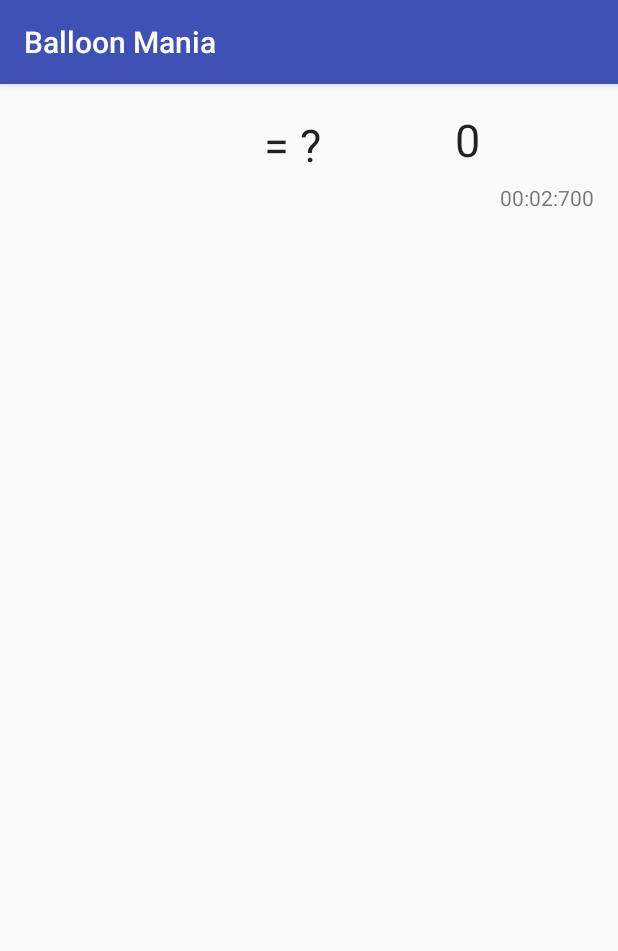
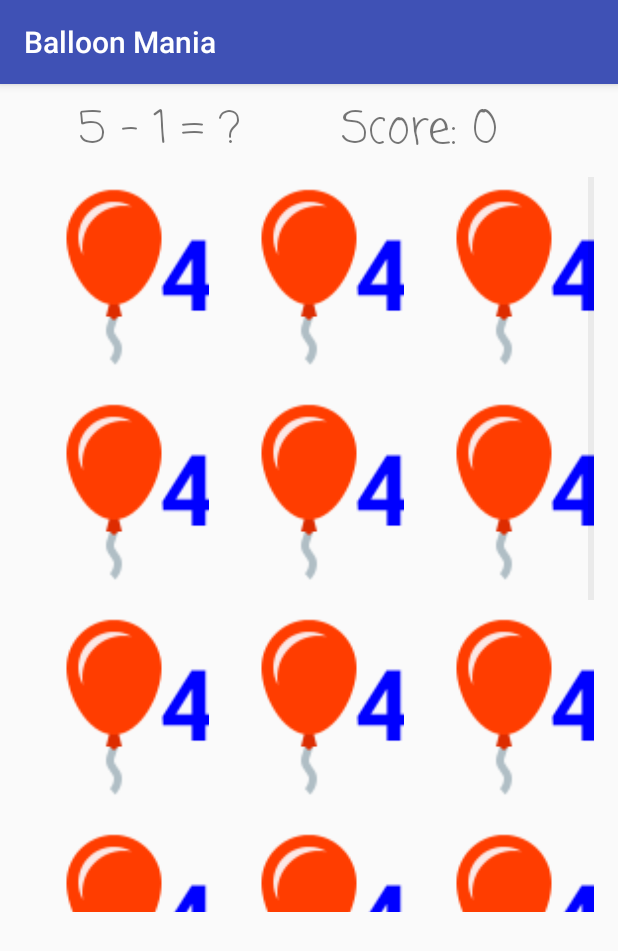
Before and after one commit to sligamer/balloonmania, an Android app: the GamePlayActivity screen opened directly, with no data from a screen before it, on a phone screen of 412 x 824 dp. Shown: the top 951 px of the screen. Run offline under Robolectric (Android 15) with nearby library versions, the light colour scheme and no system bars.

Commit message:
Fixed balloon grid item selection.  added maxquestion count criteria. multiple fixes to the gameplayactivity.

```diff
--- a/app/src/main/java/com/mathkids/sligamer/mathkids/DbContextHelperClass.kt
+++ b/app/src/main/java/com/mathkids/sligamer/mathkids/DbContextHelperClass.kt
@@ -23,7 +23,7 @@
     companion object {
 
         // DB AND TABLE
-        const val DATABASE_VERSION: Int = 7
+        const val DATABASE_VERSION: Int = 8
         const val DATABASE_NAME: String = "math_DB"
         const val DATABASE_TABLE: String = "math_Questions"
 
@@ -38,7 +38,6 @@
     }
 
     // DECLARE RANDOM QUESTION GENERATOR
-    private var level = 0
     private var answer = 0
     private var operator = 0
     private var operand1 = 0
@@ -212,8 +211,9 @@
     {
         var db =  this.readableDatabase
         var questionClassList = ArrayList<QuestionClass>()
+        val maxQuestionCount = 19
 
-        // TODO: WORK TO OPTIMIZE THIS QUERY TO GET A BETTER RANDOM QUESTION
+            // TODO: WORK TO OPTIMIZE THIS QUERY TO GET A BETTER RANDOM QUESTION
 /*        var cursor: Cursor = db.query(DATABASE_TABLE, arrayOf( KEY_QUESTION_ID, KEY_QUESTION_COEFFICIENT_ONE,
                 KEY_QUESTION_OPERATOR, KEY_QUESTION_COEFFICIENT_TW0, KEY_QUESTION_ANSWER, KEY_QUESTION_LEVEL),
                 "$KEY_QUESTION_LEVEL=?", arrayOf("$level"), "$KEY_QUESTION_LEVEL=$level",
@@ -225,8 +225,8 @@
             id > 0 -> db.rawQuery("SELECT DISTINCT * FROM $DATABASE_TABLE WHERE _id = ?",
                     arrayOf( "$id"))
             else -> {
-                db.rawQuery("SELECT DISTINCT * FROM $DATABASE_TABLE WHERE level = ? ORDER BY RANDOM() LIMIT 19",
-                        arrayOf("$level"))
+                db.rawQuery("SELECT DISTINCT * FROM $DATABASE_TABLE WHERE level = ? ORDER BY RANDOM() LIMIT ?",
+                        arrayOf("$level", "$maxQuestionCount"))
             }
         }
 
--- a/app/src/main/java/com/mathkids/sligamer/mathkids/GamePlayActivity.kt
+++ b/app/src/main/java/com/mathkids/sligamer/mathkids/GamePlayActivity.kt
@@ -1,13 +1,16 @@
 package com.mathkids.sligamer.mathkids
 
 
+import android.os.AsyncTask.execute
 import android.os.Bundle
 import android.support.v7.app.AppCompatActivity
 import java.lang.Integer.parseInt
 import android.os.Handler
 import android.os.SystemClock
+import android.support.v7.app.AlertDialog
 import android.widget.*
 import android.widget.AdapterView.OnItemClickListener
+import java.util.*
 
 /**
  * Created by Justin Freres on 4/10/2018.
@@ -37,6 +40,8 @@
     // WATCH TIME CLASS
     private lateinit var watchTime: GameWatch
 
+    private val gameOptions = arrayOf("Instructions", "Start Game")
+
     override fun onCreate(savedInstanceState: Bundle?) {
 
         super.onCreate(savedInstanceState)
@@ -59,7 +64,7 @@
                     passedLevel >= 0 ->
                         level = passedLevel
                 }
-                questionID = getQuestion(passedLevel.toString())
+                //questionID = getQuestion(passedLevel.toString())
             }
         }
 
@@ -75,29 +80,26 @@
 
         // TASK: 6 START THE TIMER
         // TODO: change the timer to seconds add thread to stop game if level time reached
+        //startTimer()
+        val builder = AlertDialog.Builder(this)
+        builder.setTitle("Timer Begins").setSingleChoiceItems(
+                gameOptions,
+                0
+        ) { dialog, which ->
             startTimer()
+            dialog.dismiss()
         }
 
-
-    private fun getQuestion(level: String) : Int {
-        // create the database for storing questions
-        db = DbContextHelperClass(this)
-        var q = db.getQuestion(0,level)
-        question.text = q!!.questionProblem
-        return q.questionID
+        // TASK 3: SHOW THE DIALOG
+        val ad = builder.create()
+        ad.show()
     }
 
-    private fun getQuestion(id: Int, level: String) : QuestionClass {
-        // create the database for storing questions
-        db = DbContextHelperClass(this)
-        var q = db.getQuestion(id,level)
-        return q!!
-    }
 
     // METHOD FOR SETTINGS DEFAULTS
     private fun setupGameDefaults() {
         // set score to 0
-        scoreTxt.text = "0"
+        scoreTxt.text = """Score: ${0}"""
         // set the answer to default
         answerTxt.text = "= ?"
     }
@@ -110,63 +112,33 @@
 
     // METHOD TO DISPLAY BALLOON GRID IN ANOTHER THREAD
     private fun displayBalloons() {
-        mHandler.postDelayed(displayBalloonsRunnable,  10)
+        mHandler.postDelayed(displayBalloonsRunnable,  0)
     }
 
     // METHOD START THE TIMER
     private fun startTimer()
     {
         // TASK 2: SET THE START TIME AND CALL THE CUSTOM HANDLER
-        watchTime.setStartTime(SystemClock.uptimeMillis())
-        mHandler.postDelayed(updateTimerRunnable,  20)
+        watchTime.setStartTime(SystemClock.elapsedRealtime())
+        mHandler.postDelayed(updateTimerRunnable,  0)
 
-    }
-
-    private fun stopTimer()
-    {
-        // TASK 1: DISABLE THE START BUTTON
-        // AND ENABLE STOP BUTTON
-
-        // TASK 2: UPDATE THE STORED TIME VALUE
-        watchTime.addStoredTime(timeInMilliseconds)
-
-        // TASK 3: HANDLER CLEARS THE MESSAGE QUEUE
-        mHandler.removeCallbacks(updateTimerRunnable)
-    }
-
-    private fun resetTimer(){
-        // TASK 1: RESET THE WATCHTIME
-        watchTime.resetWatchTime()
-
-        // TASK 2: RESET VARIABLES TO 0
-        timeInMilliseconds = 0L
-        var minutes = 0
-        var seconds= 0
-        var milliseconds = 0
-
-        // TASK 3: DISPLAY THE TIME IN THE TIMERVIEW
-        timeDisplay.text = String.format("%02d", minutes) + ":" +
-                String.format("%02d", seconds) + ":" +
-                String.format("%02d", milliseconds)
     }
 
     // THREAD HANDLER FOR UPDATING TIMER
     private val updateTimerRunnable: Runnable = object: Runnable {
         override fun run() {
+
             // TASK 1: COMPUTE THE TIME DIFFERENCE
             timeInMilliseconds = (SystemClock.uptimeMillis() - watchTime.getStartTime())
             watchTime.setTimeUpdate(watchTime.getStoredTime() + timeInMilliseconds)
             var time = (watchTime.getTimeUpdate() / 1000)
 
-            // TASK 2: COMPUTE MINUTES, SECONDS, AND MILLISECONDS
-            var minutes = (time / 60)
+            // TASK 2: COMPUTE SECONDS
             var seconds = (time % 60)
             var milliseconds = (watchTime.getTimeUpdate() % 1000)
 
             // TASK 3: DISPLAY THE TIME IN THE TIMERVIEW
-            timeDisplay.text = String.format("%02d", minutes) + ":" +
-                    String.format("%02d", seconds) + ":" +
-                    String.format("%02d", milliseconds)
+            timeDisplay.text = String.format("%02d", seconds)
 
             // TASK 4: SPECIFY NO TIME LAPSE BETWEEN POSTING
             mHandler.postDelayed(this, 5)
@@ -180,13 +152,17 @@
 
 
     // THREAD HANDLER FOR UPDATING BALLOON GRIDVIEW
-    private val displayBalloonsRunnable: Runnable = Runnable {
+    private val displayBalloonsRunnable: Runnable = object: Runnable {
+        override fun run() {
 
             // TASK 1: Display balloons grid
             gridView = findViewById(R.id.gridview)
-        // GET QUESTIONs        var db = DbContextHelperClass(this)
-
+            db = DbContextHelperClass(applicationContext)
             var questions: ArrayList<QuestionClass>? = db.getQuestions(0, level.toString())
+            var random = Random()
+            var randomQuestion = random.nextInt(questions!!.count())
+            question.text = questions!![randomQuestion].questionProblem
+            answer = questions!![randomQuestion].questionAnswer.toInt()
 
             var madapter = ImageAdapter(applicationContext, questions)
             gridView.adapter = madapter
@@ -195,14 +171,12 @@
             gridView.onItemClickListener = OnItemClickListener { parent, view, position, id ->
 
                 // TODO: add a fragment or intent here to execute this logic in thread handler
-            view.tag = "$position" // get the question
-           //view.tag = getQuestion(questionID, level.toString()).questionAnswer
-
-            Toast.makeText(applicationContext, view.tag as String, Toast.LENGTH_SHORT).show()
+                // view tag Holds the answer to the question
+                view.tag = view.tag
 
                 // tag will be assigned to all the balloon images this will be the answer
                 val enteredNum = parseInt(view!!.tag.toString())
-            answer = getQuestion(questionID, level.toString()).questionAnswer.toInt()
+
                 if (answerTxt.text.toString().endsWith("?")) {
                     answerTxt.text = """= $enteredNum"""
                     val answerContent = answerTxt.text.toString()
@@ -212,18 +186,17 @@
                         if (enteredAnswer == answer) {
                             //correct
                             scoreTxt.text = """Score: ${exScore + 1}"""
+
+                            // set the answer to default
+                            answerTxt.text = "= ?"
                             //TODO: Touch event gesture class to do animations
 
-                        // next question
-                        var db = DbContextHelperClass(applicationContext)
-                        db.getQuestion(0 , level.toString())
-
                             // restart thread
-                        displayBalloons()
+                            mHandler.postDelayed(this,  0)
                         } else {
                             //incorrect
                             answerTxt.text = "= ?"
-                        var currentImage = madapter.getView( position, view, parent) as ImageView
+                            var currentImage = madapter.getView(position, view, parent) as ImageView
                             //TODO: Touch event gesture class to do animations
                             currentImage.setImageResource(R.mipmap.response_balloon)
 
@@ -235,3 +208,4 @@
             }
         }
     }
+}
--- a/app/src/main/java/com/mathkids/sligamer/mathkids/ImageAdapter.kt
+++ b/app/src/main/java/com/mathkids/sligamer/mathkids/ImageAdapter.kt
@@ -22,17 +22,6 @@
 class ImageAdapter(private val mContext: Context, private var questions: ArrayList<QuestionClass>?) : BaseAdapter() {
 
     // ARRAY OF BALLOON IMAGES
-    private val mThumbIds = arrayOf(
-            R.mipmap.balloon, R.mipmap.balloon,
-            R.mipmap.balloon, R.mipmap.balloon,
-            R.mipmap.balloon, R.mipmap.balloon,
-            R.mipmap.balloon, R.mipmap.balloon,
-            R.mipmap.balloon, R.mipmap.balloon,
-            R.mipmap.balloon, R.mipmap.balloon,
-            R.mipmap.balloon, R.mipmap.balloon,
-            R.mipmap.balloon, R.mipmap.balloon,
-            R.mipmap.balloon, R.mipmap.balloon)
-
 
     override fun getCount(): Int = questions!!.size
 
@@ -49,7 +38,8 @@
         if (convertView == null) {
             // if it's not recycled, initialize some attributes
             imageView = ImageView(mContext)
-            imageView.id = questions!![position].questionAnswer.toInt()
+            imageView.id = questions!![position].questionID
+            imageView.tag = questions!![position].questionAnswer
             imageView.layoutParams = ViewGroup.LayoutParams(200, 200)
             imageView.scaleType = ImageView.ScaleType.CENTER_CROP
             imageView.setPadding(5, 5, 5, 5)
--- a/app/src/main/java/com/mathkids/sligamer/mathkids/MainActivity.kt
+++ b/app/src/main/java/com/mathkids/sligamer/mathkids/MainActivity.kt
@@ -29,6 +29,9 @@
         startGameBtn.setOnClickListener(this)
 
         // TASK 2: SETUP THE QUESTIONS DATABASE
+        //TODO: do we add settings to check if database of questions does not exist.
+        // Allow for a settings screen to create db and new randomized questions
+
         db = DbContextHelperClass(this)
         db.writableDatabase
 }
--- a/app/src/main/res/layout/playgame_layout.xml
+++ b/app/src/main/res/layout/playgame_layout.xml
@@ -7,49 +7,47 @@
 
     <TextView
             android:layout_width="wrap_content"
-            android:layout_height="0dp" android:id="@+id/question"
-            app:layout_constraintStart_toStartOf="parent" android:layout_marginStart="8dp"
-            app:layout_constraintTop_toTopOf="parent" android:layout_marginTop="20dp"
-            app:layout_constraintEnd_toStartOf="@+id/answer" android:layout_marginEnd="8dp"
-            android:textAppearance="?android:attr/textAppearanceLarge" android:textSize="30sp"/>
+            android:layout_height="wrap_content" android:id="@+id/question"
+            app:layout_constraintTop_toTopOf="parent" android:layout_marginTop="8dp"
+            app:layout_constraintStart_toStartOf="parent" android:layout_marginStart="50dp"
+            app:layout_constraintEnd_toStartOf="@+id/answer" android:textSize="30sp"
+            android:fontFamily="casual" android:layout_marginEnd="5dp"/>
     <TextView
             android:layout_width="wrap_content"
-            android:layout_height="0dp" android:id="@+id/answer"
-            android:layout_marginTop="20dp"
-            app:layout_constraintTop_toTopOf="parent" app:layout_constraintEnd_toStartOf="@+id/score"
-            android:layout_marginEnd="8dp" app:layout_constraintStart_toEndOf="@+id/question"
-            android:layout_marginStart="8dp" app:layout_constraintHorizontal_bias="0.348"
-            android:textAppearance="?android:attr/textAppearanceLarge" android:textSize="30sp"/>
+            android:layout_height="wrap_content" android:id="@+id/answer"
+            android:layout_marginTop="8dp"
+            app:layout_constraintTop_toTopOf="parent"
+            app:layout_constraintStart_toEndOf="@+id/question"
+            app:layout_constraintEnd_toStartOf="@+id/score" android:layout_marginEnd="31dp" android:textSize="30sp"
+            android:fontFamily="casual"/>
     <TextView
             android:layout_width="wrap_content"
             android:layout_height="wrap_content" android:id="@+id/score"
-            app:layout_constraintEnd_toEndOf="parent"
-            android:layout_marginEnd="16dp"
-            app:layout_constraintStart_toEndOf="@+id/answer"
-            android:layout_marginStart="6dp"
-            app:layout_constraintTop_toTopOf="parent" android:layout_marginTop="16dp"
-            android:textAppearance="?android:attr/textAppearanceLarge" android:layout_marginBottom="8dp"
-            app:layout_constraintBottom_toTopOf="@+id/timerView" android:textSize="30sp"/>
-
-
+            app:layout_constraintTop_toTopOf="parent" android:layout_marginTop="8dp"
+            android:layout_marginStart="32dp" app:layout_constraintStart_toEndOf="@+id/answer"
+            app:layout_constraintEnd_toStartOf="@+id/timerView" android:layout_marginEnd="16dp"
+            android:textSize="30sp" android:fontFamily="casual"/>
     <TextView
-            android:text="0"
-            android:layout_width="wrap_content"
-            android:layout_height="wrap_content" android:id="@+id/timerView"
-            android:layout_marginEnd="16dp" app:layout_constraintEnd_toEndOf="parent"
-            app:layout_constraintTop_toTopOf="parent" android:layout_marginTop="66dp"/>
+            android:id="@+id/timerView"
+            android:layout_height="wrap_content"
+            android:layout_width="wrap_content" app:layout_constraintTop_toTopOf="parent" android:layout_marginTop="8dp"
+            android:layout_marginStart="34dp" app:layout_constraintStart_toEndOf="@+id/score"
+            android:layout_marginEnd="24dp" app:layout_constraintEnd_toEndOf="parent" android:textSize="30sp"
+            android:fontFamily="casual"/>
     <GridView
             android:id="@+id/gridview"
             android:layout_width="0dp"
-            android:layout_height="660dp"
+            android:layout_height="490dp"
             android:columnWidth="90dp"
             android:numColumns="auto_fit"
             android:verticalSpacing="10dp"
             android:horizontalSpacing="10dp"
             android:stretchMode="columnWidth"
             android:gravity="center"
-            app:layout_constraintTop_toTopOf="parent"
-            android:layout_marginTop="200dp" app:layout_constraintEnd_toEndOf="parent"
+            app:layout_constraintEnd_toEndOf="parent"
             app:layout_constraintStart_toStartOf="parent" app:layout_constraintBottom_toBottomOf="parent"
-            android:layout_marginBottom="8dp" android:layout_marginStart="16dp" android:layout_marginEnd="16dp"/>
+            android:layout_marginStart="16dp" android:layout_marginEnd="16dp"
+            android:visibility="visible" android:layout_marginTop="8dp"
+            app:layout_constraintTop_toBottomOf="@+id/answer" app:layout_constraintHorizontal_bias="0.0"
+            app:layout_constraintVertical_bias="0.0"/>
 </android.support.constraint.ConstraintLayout>
```
Also changed, not shown: app/src/main/java/com/mathkids/sligamer/mathkids/GameWatch.kt (+40 -6 lines). Lines whose indentation alone changed are shown as unchanged.
